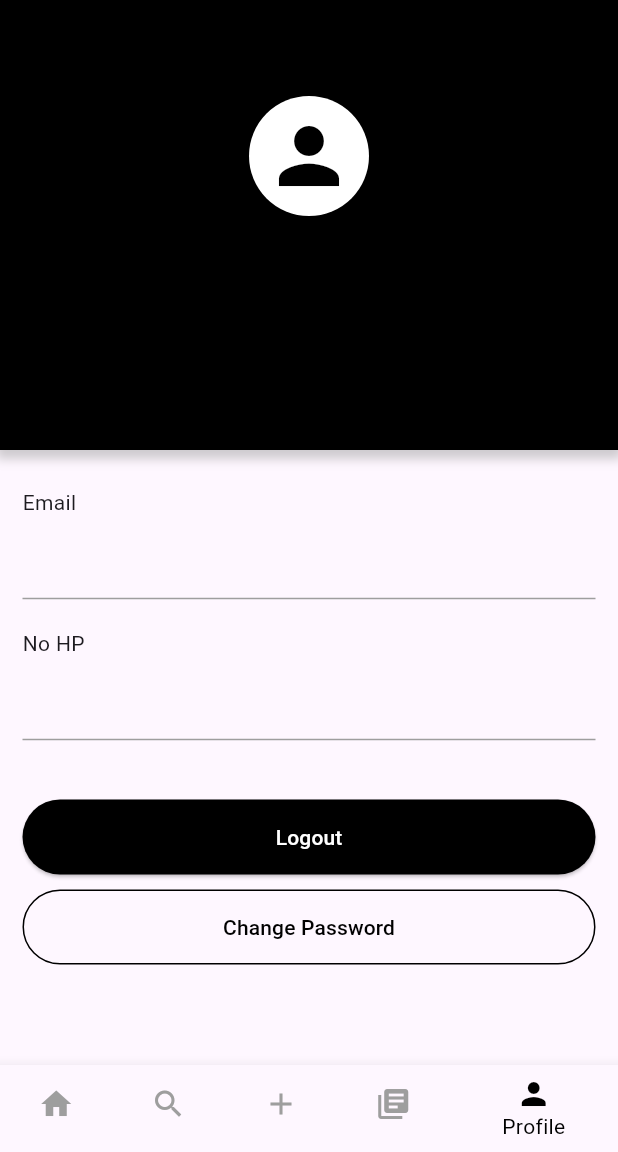
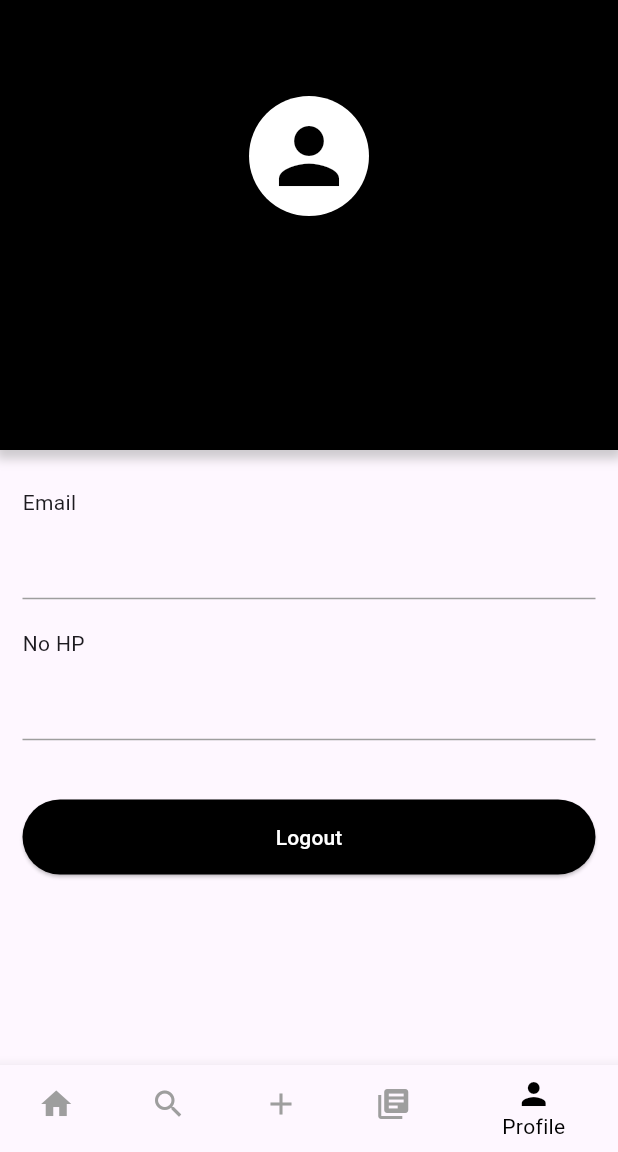
Before and after one commit to AlvinIndrawan/my_kms_repo, a Flutter app: the Homepage screen opened directly, item 5 of the bottom bar chosen, on a phone screen of 412 x 824 dp, the part 84-1236 px from its top. Run offline on Flutter 3.47's test engine with Material 3 defaults, Android fonts, the phone set to English and light mode, and no system bars; our stand-ins replace cloud_firestore, file_picker, firebase_auth, firebase_core, firebase_storage, image_picker and 1 more; missing offline and left inert: flutter_downloader; accounts and stored records are empty.

Commit message:
delete button change password in profile

```diff
--- a/lib/pages/home/profile.dart
+++ b/lib/pages/home/profile.dart
@@ -198,24 +198,24 @@ class _ProfileState extends State<Profile> {
               SizedBox(
                 height: 10,
               ),
-              SizedBox(
-                width: MediaQuery.of(context).size.width,
-                child: OutlinedButton(
-                  onPressed: () {
-                    // Insert the code you want to run when the button is pressed
-                  },
-                  child: Padding(
-                      padding: EdgeInsets.symmetric(vertical: 15),
-                      child: Text('Change Password')),
-                  style: ButtonStyle(
-                    foregroundColor:
-                        MaterialStateProperty.all<Color>(Colors.black),
-                    side: MaterialStateProperty.all<BorderSide>(
-                      BorderSide(width: 1.0, color: Colors.black),
-                    ),
-                  ),
-                ),
-              ),
+              // SizedBox(
+              //   width: MediaQuery.of(context).size.width,
+              //   child: OutlinedButton(
+              //     onPressed: () {
+              //       // Insert the code you want to run when the button is pressed
+              //     },
+              //     child: Padding(
+              //         padding: EdgeInsets.symmetric(vertical: 15),
+              //         child: Text('Change Password')),
+              //     style: ButtonStyle(
+              //       foregroundColor:
+              //           MaterialStateProperty.all<Color>(Colors.black),
+              //       side: MaterialStateProperty.all<BorderSide>(
+              //         BorderSide(width: 1.0, color: Colors.black),
+              //       ),
+              //     ),
+              //   ),
+              // ),
             ],
           ),
         )
```
Also changed, not shown: lib/pages/home/home.dart (+26 -0 lines).
